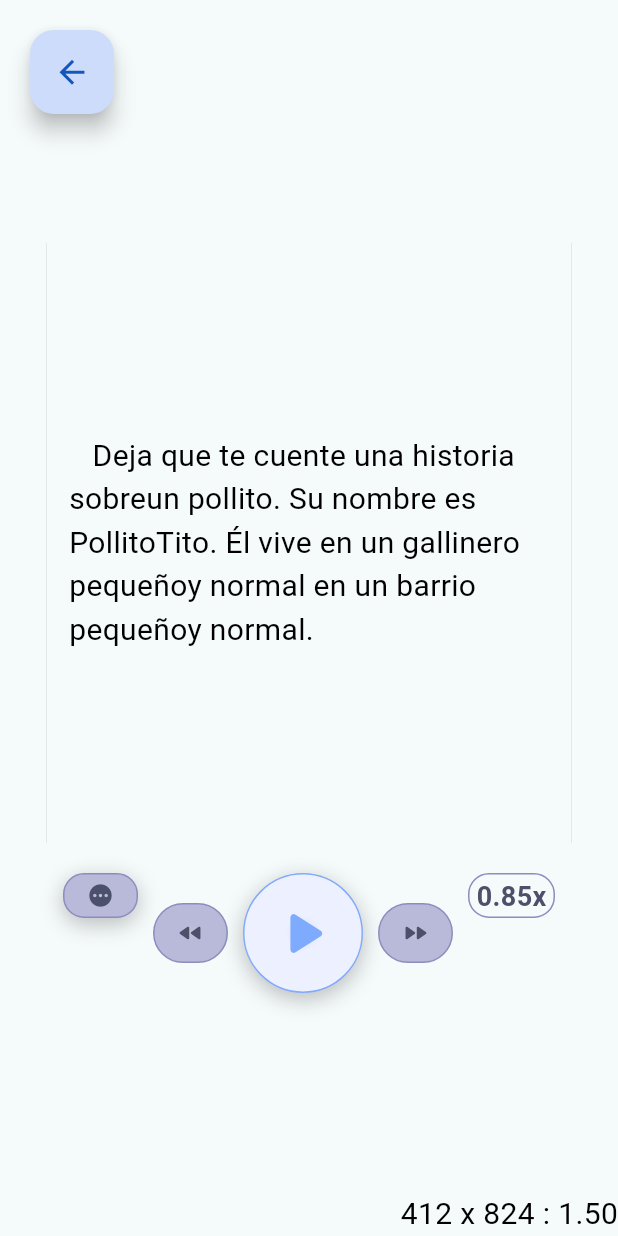
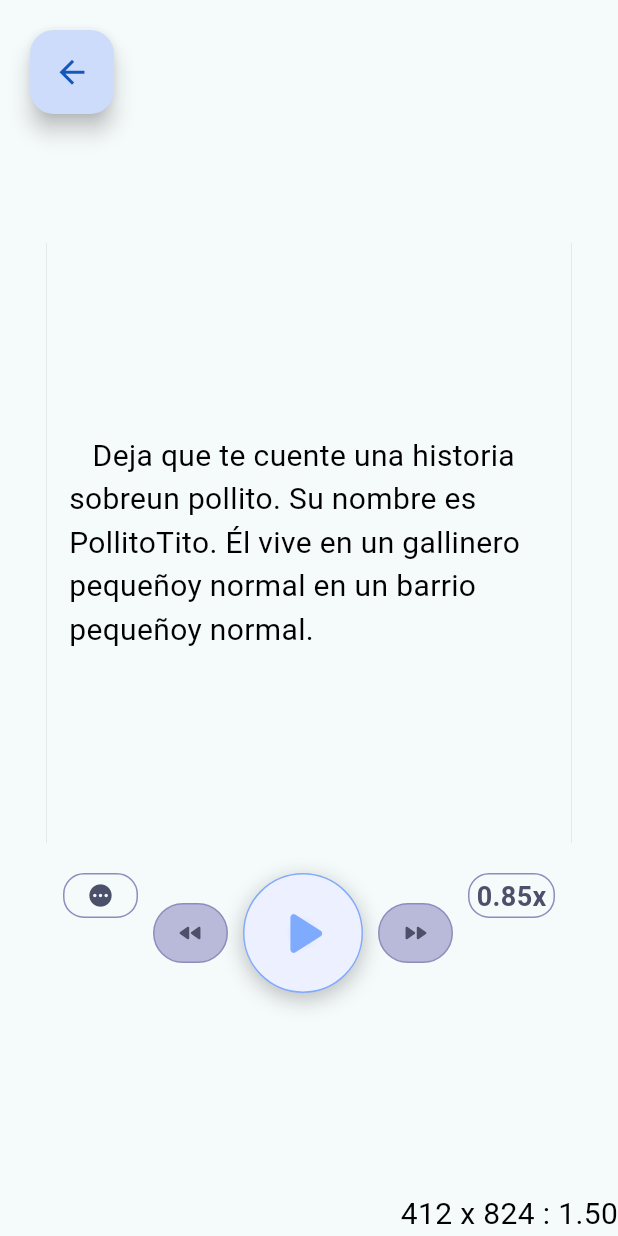
Before and after one commit to vitaliiboiko360/tplayer, a Flutter app: the OneLinePage screen opened by its route, on a phone screen of 412 x 824 dp. Run offline on Flutter 3.47's test engine with Material 3 defaults, Android fonts, the phone set to English and light mode, and no system bars; our stand-ins replace flutter_animate, go_router; missing offline and left inert: dotlottie_flutter.

Commit message:
correct imports

```diff
--- a/lib/one_line/one_line.dart
+++ b/lib/one_line/one_line.dart
@@ -1,12 +1,7 @@
 import 'dart:math';
-
 import 'package:flutter/material.dart';
-import 'package:tplayer/home/home_buttons.dart';
-import 'package:tplayer/home/home_slider.dart';
-import 'package:tplayer/logo/logo_holder.dart';
 import 'package:tplayer/one_line/player_controls.dart';
 import 'package:tplayer/one_line/text_block.dart';
-import 'package:tplayer/ui/play_pause.dart';
 import 'package:tplayer/router/router.dart';
 
 const double TextBlockHeight = 510;
--- a/lib/one_line/player_controls.dart
+++ b/lib/one_line/player_controls.dart
@@ -1,5 +1,6 @@
 import 'package:flutter/material.dart';
 import 'package:tplayer/one_line/one_line.dart';
+import 'package:tplayer/ui/button_animated.dart';
 import 'package:tplayer/ui/play_pause.dart';
 import 'package:tplayer/ui/test_button.dart';
 
@@ -166,7 +167,8 @@ class PlaybackSpeed extends StatelessWidget {
               //   width: 1,
               // ),
             ),
-            child: TestButton.outline2(
+            child: ButtonAnimated(
+              label: '',
               child: Text(
                 '0.85x',
                 textHeightBehavior: const TextHeightBehavior(
@@ -238,7 +240,7 @@ class ShowDetails extends StatelessWidget {
         child: SizedBox(
           width: 50,
           height: 30,
-          child: TestButton.outline(label: '', icon: Icons.pending_rounded),
+          child: ButtonAnimated(label: '', icon: Icons.pending_rounded),
         ),
       ),
     );
```
